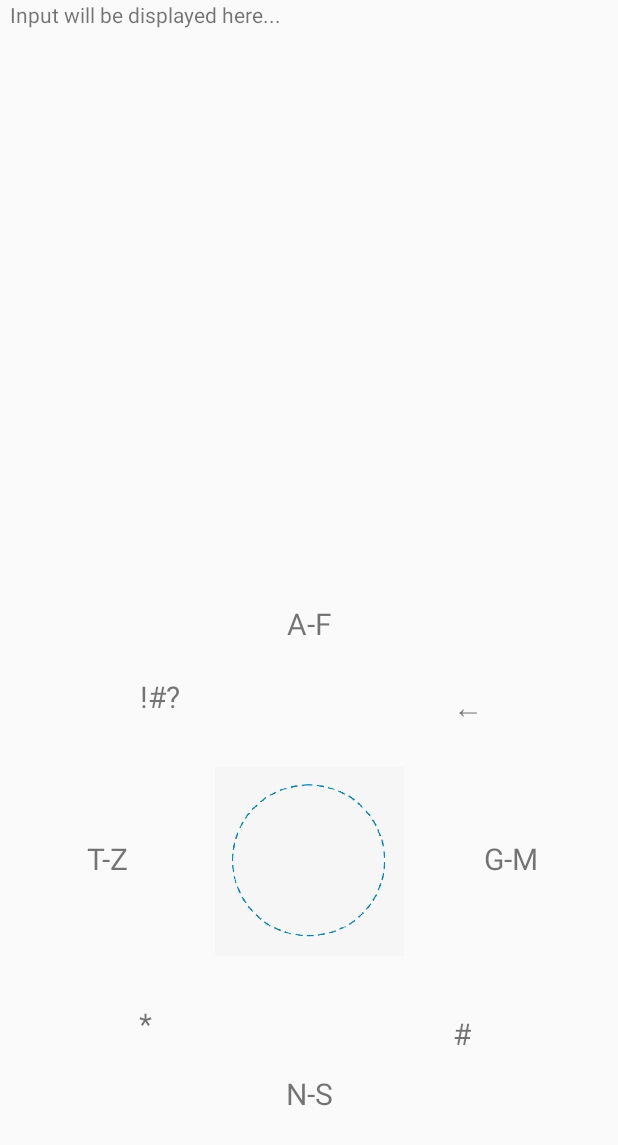
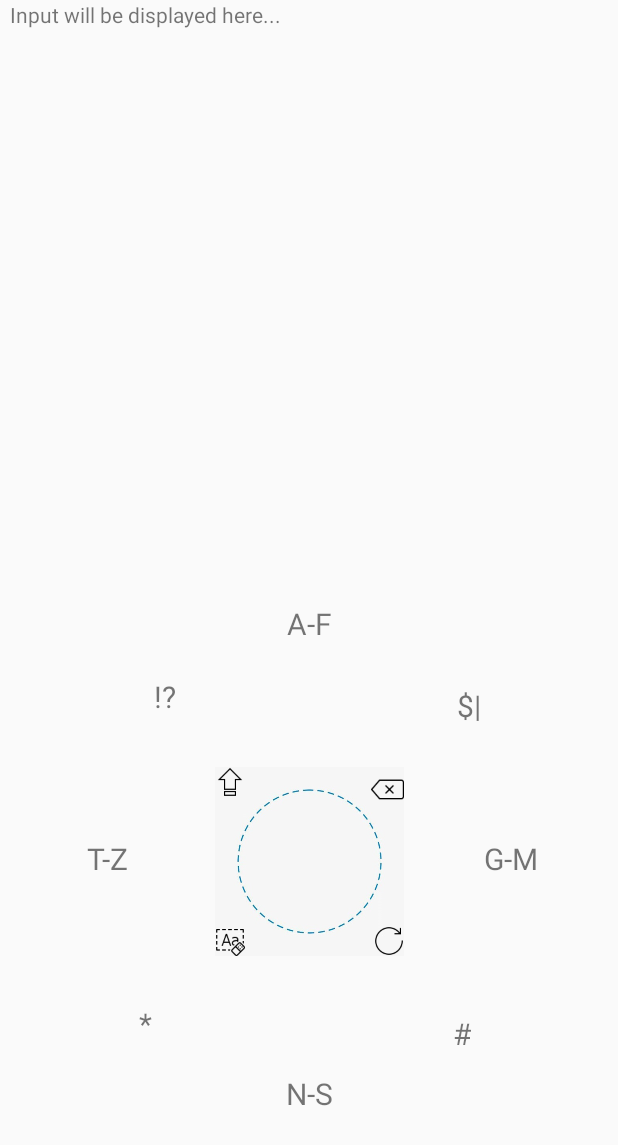
Before and after one commit to yifax/BakeOffOne, an Android app: the layout activity_main.xml on its own in the app's theme, with its tools: preview values and no code run, on a phone screen of 412 x 824 dp. Shown: the top 1145 px of the screen. Run offline under Robolectric (Android 15) with nearby library versions, the phone set to English and light mode, and no system bars.

Commit message:
Alpha Version (v0.1)

```diff
--- a/app/src/main/res/layout/activity_main.xml
+++ b/app/src/main/res/layout/activity_main.xml
@@ -33,7 +33,7 @@
             android:id="@+id/NE"
             android:layout_width="wrap_content"
             android:layout_height="5mm"
-            android:text="←"
+            android:text="$|"
             android:textSize="20sp"
             app:layout_constraintHorizontal_bias="0.77"
             app:layout_constraintVertical_bias="0.85"
@@ -99,7 +99,7 @@
             android:id="@+id/NW"
             android:layout_width="wrap_content"
             android:layout_height="5mm"
-            android:text="!#?"
+            android:text="!?"
             android:textSize="20sp"
             app:layout_constraintHorizontal_bias="0.8"
             app:layout_constraintVertical_bias="0.27"
@@ -124,14 +124,33 @@
                 app:layout_constraintLeft_toLeftOf="parent"
                 android:background="@drawable/circle" />
             <ImageView
-                android:id="@+id/blueDot"
-                android:layout_width="26dp"
-                android:layout_height="26dp"
-                android:visibility="invisible"
-                app:layout_constraintBottom_toTopOf="parent"
+                android:id="@+id/backspace"
+                android:layout_width="22dp"
+                android:layout_height="22dp"
+                android:src="@drawable/backspace"
+                app:layout_constraintRight_toRightOf="parent"
+                app:layout_constraintTop_toTopOf="parent" />
+            <ImageView
+                android:id="@+id/withdraw"
+                android:layout_width="20dp"
+                android:layout_height="20dp"
+                android:src="@drawable/withdraw"
+                app:layout_constraintRight_toRightOf="parent"
+                app:layout_constraintBottom_toBottomOf="parent" />
+            <ImageView
+                android:id="@+id/clear"
+                android:layout_width="20dp"
+                android:layout_height="20dp"
+                android:src="@drawable/clear"
                 app:layout_constraintLeft_toLeftOf="parent"
-                app:layout_constraintRight_toRightOf="parent"
-                app:layout_constraintTop_toBottomOf="parent" />
+                app:layout_constraintBottom_toBottomOf="parent" />
+            <ImageView
+                android:id="@+id/capslock"
+                android:layout_width="20dp"
+                android:layout_height="20dp"
+                android:src="@drawable/capslock"
+                app:layout_constraintLeft_toLeftOf="parent"
+                app:layout_constraintTop_toTopOf="parent"/>
             <ImageView
                 android:id="@+id/redDot"
                 android:layout_width="30dp"
```
Also changed, not shown: app/src/main/java/edu/ucla/hci/bakeoffone/MainActivity.java (line endings or trailing spaces), app/src/main/res/drawable/backspace.png (added), app/src/main/res/drawable/capslock.png (added), app/src/main/res/drawable/circle.jpg, app/src/main/res/drawable/clear.png (added), app/src/main/res/drawable/resbutton.png (deleted), app/src/main/res/drawable/withdraw.png (added).
